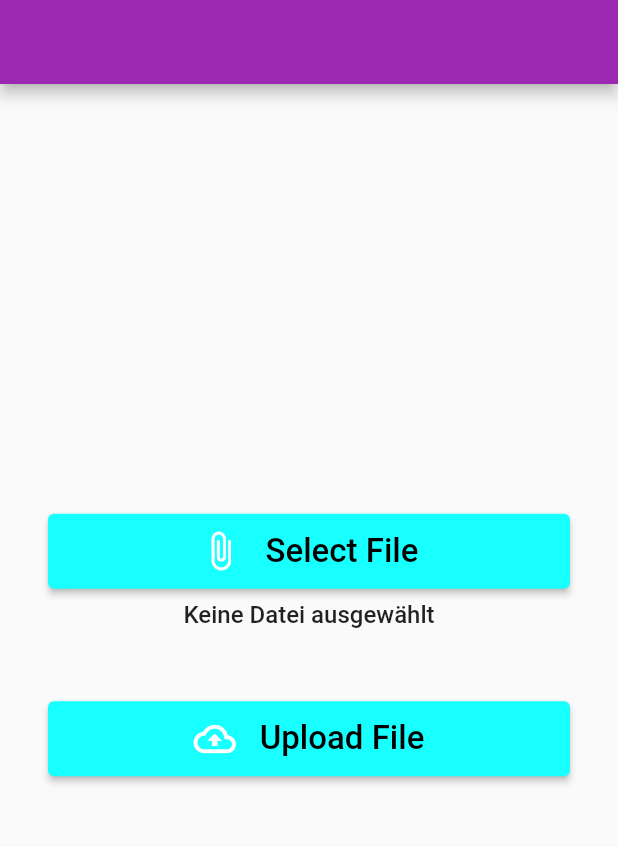
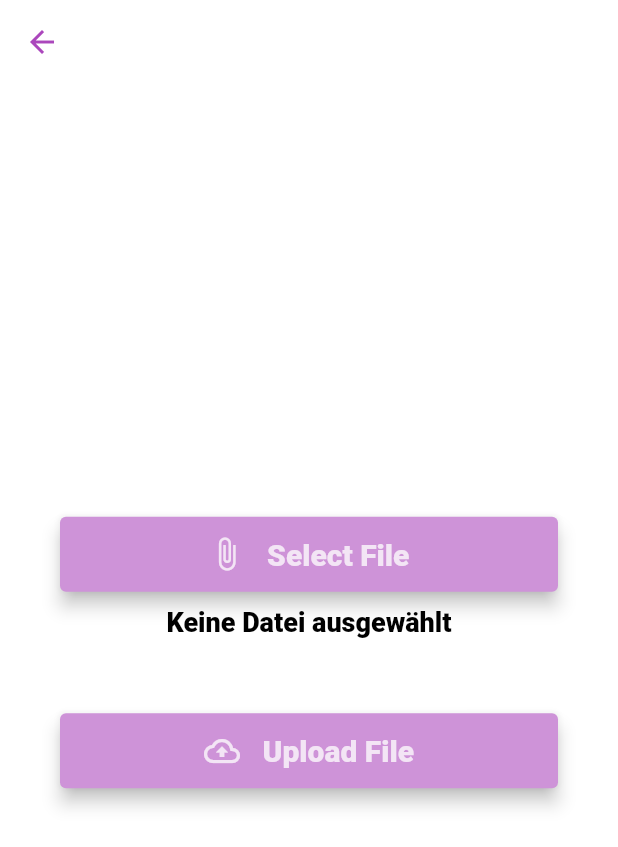
Before and after one commit to haUk2/file_manager, a Flutter app: the MainPage screen opened directly, on a phone screen of 412 x 824 dp. Shown: the top 847 px of the screen. Run offline on Flutter 3.47's test engine with Material 2 defaults, Android fonts, the phone set to English and light mode, and no system bars; our stand-ins replace cloud_firestore, file_picker, firebase_auth, firebase_core, firebase_storage, fluttertoast; accounts and stored records are empty.

Commit message:
File Picker

```diff
--- a/lib/File Picker/file_picker.dart
+++ b/lib/File Picker/file_picker.dart
@@ -5,6 +5,8 @@ import 'package:email_passwort_login/api/firebase_api.dart';
 import 'package:email_passwort_login/widget/button_widget.dart';
 import 'package:path/path.dart';
 import 'package:file_picker/file_picker.dart';
+import 'package:email_passwort_login/config/palette.dart';
+import 'package:email_passwort_login/screens/home_screen.dart';
 
 class Filepicker extends StatelessWidget {
   static const String title = 'Firebase Upload';
@@ -37,11 +39,20 @@ class _MainPageState extends State<MainPage> {
         file != null ? basename(file!.path) : 'Keine Datei ausgewählt';
 
     return Scaffold(
+      backgroundColor: Colors.white,
       appBar: AppBar(
-        centerTitle: true,
+        backgroundColor: Colors.white,
+        elevation: 0,
+        leading: IconButton(
+          icon: const Icon(Icons.arrow_back, color: Palette.purple5),
+          onPressed: () {
+          Navigator.push(context,
+              MaterialPageRoute(builder: (context) => const HomeScreen()));
+        },
+        ),
       ),
       body: Container(
-        padding: const EdgeInsets.all(32),
+        padding: const EdgeInsets.all(40),
         child: Center(
           child: Column(
             mainAxisAlignment: MainAxisAlignment.center,
@@ -51,19 +62,19 @@ class _MainPageState extends State<MainPage> {
                 icon: Icons.attach_file,
                 onClicked: selectFile,
               ),
-              const SizedBox(height: 8),
+              const SizedBox(height: 10),
               Text(
                 fileName,
                 style:
-                    const TextStyle(fontSize: 16, fontWeight: FontWeight.w500),
+                    const TextStyle(fontSize: 18, color: Colors.black, fontWeight: FontWeight.w800),
               ),
-              const SizedBox(height: 48),
+              const SizedBox(height: 50),
               ButtonWidget(
                 text: 'Upload File',
                 icon: Icons.cloud_upload_outlined,
                 onClicked: uploadFile,
               ),
-              const SizedBox(height: 20),
+              const SizedBox(height: 10),
               task != null ? buildUploadStatus(task!) : Container(),
             ],
           ),
--- a/lib/screens/home_screen.dart
+++ b/lib/screens/home_screen.dart
@@ -2,6 +2,7 @@ import 'package:cloud_firestore/cloud_firestore.dart';
 import 'package:email_passwort_login/File%20Picker/file_picker.dart';
 import 'package:email_passwort_login/model/user_model.dart';
 import 'package:email_passwort_login/screens/login_screen.dart';
+import 'package:email_passwort_login/screens/welcome_screen.dart';
 import 'package:firebase_auth/firebase_auth.dart';
 import 'package:flutter/material.dart';
 import 'package:email_passwort_login/config/palette.dart';
@@ -64,9 +65,9 @@ class _HomeScreenState extends State<HomeScreen> {
         leading: IconButton(
           icon: const Icon(Icons.arrow_back, color: Palette.purple5),
           onPressed: () {
-            // passing this to our root
-            Navigator.of(context).pop();
-          },
+          Navigator.push(context,
+              MaterialPageRoute(builder: (context) => const WelcomeScreen()));
+        },
         ),
       ),
       body: Center(
--- a/lib/widget/button_widget.dart
+++ b/lib/widget/button_widget.dart
@@ -1,4 +1,5 @@
 import 'package:flutter/material.dart';
+import 'package:email_passwort_login/config/palette.dart';
 
 class ButtonWidget extends StatelessWidget {
   final IconData icon;
@@ -14,8 +15,12 @@ class ButtonWidget extends StatelessWidget {
 
   @override
   Widget build(BuildContext context) => ElevatedButton(
+
+
+
         style: ElevatedButton.styleFrom(
-          primary: Colors.cyanAccent,
+          elevation: 5,
+          primary: Palette.purple3,
           minimumSize: const Size.fromHeight(50),
         ),
         child: buildContent(),
@@ -23,13 +28,14 @@ class ButtonWidget extends StatelessWidget {
       );
 
   Widget buildContent() => Row(
+
         mainAxisSize: MainAxisSize.min,
         children: [
-          Icon(icon, size: 28),
-          const SizedBox(width: 16),
+          Icon(icon, size: 24, color: Palette.purple1),
+          const SizedBox(width: 15),
           Text(
             text,
-            style: const TextStyle(fontSize: 22, color: Colors.black),
+            style: const TextStyle(fontSize: 20, color: Palette.purple1, fontWeight: FontWeight.w800),
           ),
         ],
       );
```
